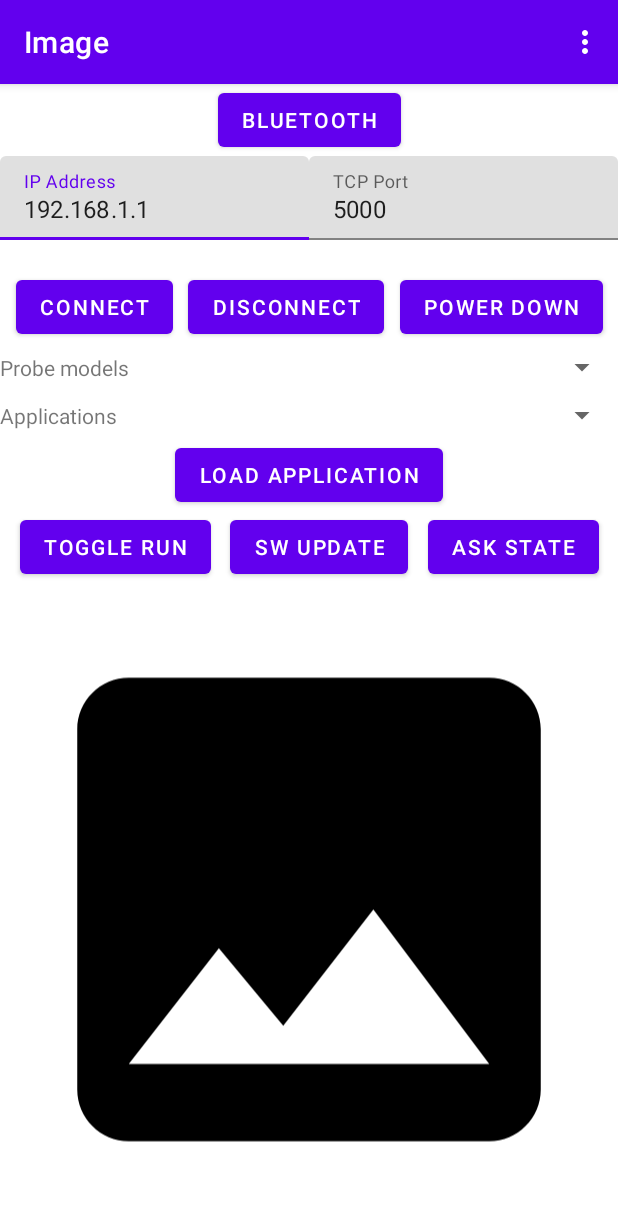
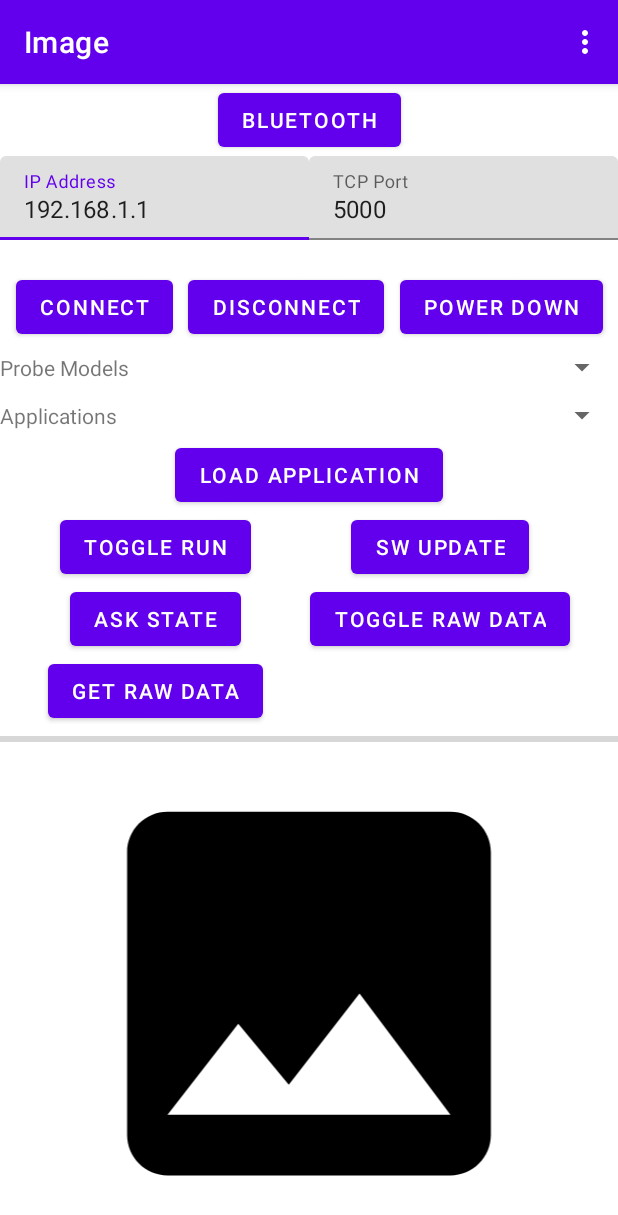
Before and after one commit to clariusdev/solum, an Android app: the screen it shows after launch (MainActivity), on a phone screen of 412 x 824 dp. Shown: the top 1215 px of the screen. Run offline under Robolectric (Android 15) with nearby library versions, the phone set to English and light mode, and no system bars; our stand-ins replace navigation-ui; 5 statements that could not run were skipped.

Commit message:
Demonstrate raw data download

```diff
--- a/android/src/examples/solum_android/app/src/main/java/me/clarius/sdk/solum/example/FirstFragment.java
+++ b/android/src/examples/solum_android/app/src/main/java/me/clarius/sdk/solum/example/FirstFragment.java
@@ -19,8 +19,10 @@ import androidx.navigation.fragment.NavHostFragment;
 
 import java.nio.ByteBuffer;
 import java.util.Optional;
+import java.util.StringJoiner;
 import java.util.concurrent.ExecutorService;
 import java.util.concurrent.Executors;
+import java.util.function.Consumer;
 
 import me.clarius.sdk.Button;
 import me.clarius.sdk.Connection;
@@ -50,6 +52,7 @@ public class FirstFragment extends Fragment {
     private FragmentFirstBinding binding;
     private Solum solum;
     private boolean isRunning = false;
+    private boolean isBuffering = false;
     private SolumViewModel viewModel;
     private WorkflowViewModel workflowViewModel;
     private ImageConverter imageConverter;
@@ -60,135 +63,39 @@ public class FirstFragment extends Fragment {
         }
 
         @Override
-        public void initializationResult(boolean result) {
-            Log.d(TAG, "Initialization result: " + result);
-            if (result) {
-                solum.setCertificate(getCertificate());
-                solum.getFirmwareVersion(Platform.HD, "asking FW version");
-                workflowViewModel.refreshProbes(executorService, solum);
-            }
-        }
-
-        @Override
-        public void swUpdateResult(SwUpdate result) {
-            Log.d(TAG, "SW update result: " + result);
-        }
-
-        @Override
-        public void swUpdateProgress(int percent) {
-            Log.d(TAG, "SW update progress: " + percent + "%");
-        }
-
-        @Override
         public void connectionResult(Connection result, int port, String status) {
             Log.d(TAG, "Connection result: " + result + ", port: " + port + ", status: " + status);
             if (result == Connection.ProbeConnected) {
-                Log.d(TAG, "Connected");
+                showMessage("Connected");
             } else if (result == Connection.SwUpdateRequired) {
-                Log.d(TAG, "Firmware update needed");
+                showMessage("Firmware update needed");
             } else {
-                Log.d(TAG, "Disconnected");
+                showMessage("Disconnected");
             }
         }
 
         @Override
         public void certInfo(int daysValid) {
-            Log.d(TAG, "Days valid for cert: " + daysValid);
+            showMessage("Days valid for cert: " + daysValid);
         }
 
         @Override
         public void imaging(ImagingState state, boolean imaging) {
-            Log.d(TAG, "Imaging state: " + state + " imaging? " + imaging);
+            showMessage("Imaging state: " + state + " imaging? " + imaging);
             isRunning = imaging;
         }
 
         @Override
         public void newProcessedImage(ByteBuffer buffer, ProcessedImageInfo info, PosInfo[] pos) {
-//            Log.d(TAG, "New processed image: " + Strings.fromProcessedImageInfo(info)
-//                    + " capacity = " + buffer.capacity() + " bytes");
             imageConverter.convertImage(buffer, info);
         }
 
         @Override
         public void newRawImageFn(ByteBuffer buffer, RawImageInfo info, PosInfo[] pos) {
-//            Log.d(TAG, "New raw image: " + Strings.fromRawImageInfo(info)
-//                    + " capacity = " + buffer.capacity() + " bytes");
         }
 
         @Override
         public void newSpectralImageFn(ByteBuffer buffer, SpectralImageInfo info) {
-            Log.d(TAG, "New raw image: " + Strings.fromSpectralImageInfo(info)
-                    + " capacity = " + buffer.capacity() + " bytes");
-        }
-
-        @Override
-        public void paramRetrieved(Optional<Double> maybeValue, Object user) {
-            Param param = (Param) user;
-            Log.d(TAG, "Retrieved param (" + param + "): " + maybeValue.orElse(-999.9));
-        }
-
-        @Override
-        public void rangeRetrieved(Optional<Range> maybeRange, Object user) {
-            Param param = (Param) user;
-            String msg;
-            msg = maybeRange.map(Strings::fromRange).orElse("<none>");
-            Log.d(TAG, "Retrieved range (" + param + "): " + msg);
-        }
-
-        @Override
-        public void tgcRetrieved(Optional<Tgc> maybeTgc, Object user) {
-            String msg = (String) user;
-            StringBuilder values = new StringBuilder();
-            if (maybeTgc.isPresent()) {
-                Tgc tgc = maybeTgc.get();
-                values.append("top: ").append(tgc.top).append(", mid: ").append(tgc.mid).append(", bottom: ").append(tgc.bottom);
-            }
-            Log.d(TAG, "Retrieved TGC (" + msg + "): " + values);
-        }
-
-        @Override
-        public void roiRetrieved(PointF[] points, Object user) {
-            String msg = (String) user;
-            StringBuilder values = new StringBuilder();
-            if (points != null) {
-                for (PointF p : points) {
-                    values.append("[").append(p.x).append(",").append(p.y).append("]");
-                }
-            }
-            Log.d(TAG, "Retrieved ROI (" + msg + "): " + values);
-        }
-
-        @Override
-        public void modeRetrieved(Optional<Mode> mode, Object user) {
-            String msg = (String) user;
-            String text = mode.map(Mode::toString).orElse("???");
-            Log.d(TAG, "Retrieved mode (" + msg + "): " + text);
-        }
-
-        @Override
-        public void firmwareVersionRetrieved(Optional<String> maybeVersion, Object user) {
-            String msg = (String) user;
-            Log.d(TAG, "Retrieved FW version (" + msg + "): " + maybeVersion.orElse("???"));
-        }
-
-        @Override
-        public void statusRetrieved(Optional<StatusInfo> maybeStatus, Object user) {
-            String msg = (String) user;
-            StringBuilder value = new StringBuilder();
-            if (maybeStatus.isPresent()) {
-                StatusInfo status = maybeStatus.get();
-                value.append("batt: ").append(status.battery).append(" temp: ").append(status.temperature)
-                        .append(" frameRate: ").append(status.frameRate)
-                        .append(" fan: ").append(status.fan).append(" charing: ").append(status.charger);
-            }
-            Log.d(TAG, "Retrieved status (" + msg + "): " + value);
-        }
-
-        @Override
-        public void probeInfoRetrieved(Optional<ProbeInfo> probeInfo, Object user) {
-            String msg = (String) user;
-            String text = probeInfo.map(Strings::fromProbeInfo).orElse("<none>");
-            Log.d(TAG, "Probe info retrieved (" + msg + "): " + text);
         }
 
         @Override
@@ -226,12 +133,23 @@ public class FirstFragment extends Fragment {
         viewModel.getProcessedImage().observe(getViewLifecycleOwner(), binding.imageView::setImageBitmap);
 
         solum = new Solum(requireContext(), solumListener);
-        solum.initialize(getCertDir());
+        solum.initialize(getCertDir(), new Solum.InitializationResult() {
+            @Override
+            public void accept(boolean connected) {
+                Log.d(TAG, "Initialization result: " + connected);
+                if (connected) {
+                    solum.setCertificate(getCertificate());
+                    solum.getFirmwareVersion(Platform.HD,
+                            maybeVersion -> showMessage("Retrieved FW version: " + maybeVersion.orElse("???")));
+                    workflowViewModel.refreshProbes(solum);
+                }
+            }
+        });
         solum.setProbeSettings(new ProbeSettings());
 
         workflowViewModel = new ViewModelProvider(requireActivity()).get(WorkflowViewModel.class);
         workflowViewModel.getSelectedProbe().observe(getViewLifecycleOwner(),
-                currentProbe -> workflowViewModel.refreshApplications(executorService, solum, currentProbe));
+                currentProbe -> workflowViewModel.refreshApplications(solum, currentProbe));
 
         imageConverter = new ImageConverter(executorService, new ImageCallback(viewModel.getProcessedImage()));
 
@@ -242,15 +160,69 @@ public class FirstFragment extends Fragment {
         binding.buttonDisconnect.setOnClickListener(v -> doDisconnect());
         binding.buttonRun.setOnClickListener(v -> toggleRun());
 
-        binding.buttonSwUpdate.setOnClickListener(v -> solum.updateSoftware());
+        binding.buttonSwUpdate.setOnClickListener(v -> doSwUpdate());
         binding.buttonAskState.setOnClickListener(v -> doAskState());
         binding.buttonPowerDown.setOnClickListener(v -> solum.powerDown());
         binding.buttonLoadApplication.setOnClickListener(v -> doLoadApplication());
+        binding.buttonToggleRawDataBuffering.setOnClickListener(v -> toggleBuffering());
+        binding.buttonGetRawData.setOnClickListener(v -> doRequestRawData());
+    }
+
+    private void doSwUpdate() {
+        solum.updateSoftware(
+                result -> showMessage("SW update result: " + result),
+                (progress, total) -> {
+                    binding.progressBar.setMax(total);
+                    binding.progressBar.setProgress(progress);
+                });
+    }
+
+    private class RawDataCallback {
+        void requestResult(int result) {
+            Log.d(TAG, "Raw data request: " + result);
+            if (result < 0) {
+                showError("Failed to request raw data (ensure buffering is enabled and probe is frozen)");
+            } else if (result == 0) {
+                showError("No raw data available");
+            } else {
+                solum.readRawData(this::retrieved, this::progress);
+            }
+        }
+
+        void retrieved(int result, ByteBuffer data) {
+            Log.d(TAG, "Raw data read: " + result);
+            if (result < 0) {
+                showError("Failed to read raw data (ensure buffering is enabled and probe is frozen)");
+            } else if (result == 0) {
+                showError("No raw data available");
+            } else {
+                showMessage("Raw data size: " + result + " bytes");
+            }
+        }
+
+        void progress(int progress, int total) {
+            binding.progressBar.setMax(total);
+            binding.progressBar.setProgress(progress);
+        }
+    }
+
+    private void doRequestRawData() {
+        final int start = 0;
+        final int end = 0;
+        RawDataCallback callback = new RawDataCallback();
+        solum.requestRawData(start, end, callback::requestResult);
+    }
+
+    private void toggleBuffering() {
+        boolean newState = !isBuffering;
+        showMessage("Toggling buffering to: " + newState);
+        isBuffering = newState;
+        solum.setParam(Param.RawBuffer, newState ? 1 : 0);
     }
 
     private void toggleRun() {
         boolean newState = !isRunning;
-        Log.d(TAG, "Toggling run to: " + newState);
+        showMessage("Toggling run to: " + newState);
         isRunning = newState;
         solum.run(newState);
     }
@@ -283,7 +255,7 @@ public class FirstFragment extends Fragment {
             binding.tcpPortLayout.setError("Invalid number");
             return;
         }
-        Log.d("Jle", "Connecting to " + ipAddress + ":" + tcpPort);
+        showMessage("Connecting to " + ipAddress + ":" + tcpPort);
         solum.connect(ipAddress, tcpPort);
     }
 
@@ -305,19 +277,29 @@ public class FirstFragment extends Fragment {
             showError("No application selected");
             return;
         }
-        Log.d(TAG, "Loading application '" + currentApplication + "' for probe " + currentProbe);
+        showMessage("Loading application '" + currentApplication + "' for probe " + currentProbe);
         solum.loadApplication(currentProbe, currentApplication);
     }
 
     private void doAskState() {
-        solum.getParam(Param.Gain, Param.Gain);
-        solum.getParam(Param.ImageDepth, Param.ImageDepth);
-        solum.getMode("asking mode");
-        solum.getTgc("asking TGC values");
-        solum.getRoi(6, "asking ROI");
-        solum.getStatus("asking status");
-        solum.getProbeInfo("asking probe info");
-        solum.getRange(Param.DynamicRange, Param.DynamicRange);
+        if (solum == null) {
+            return;
+        }
+        showMessage("Printing state in logcat");
+        solum.getParam(Param.Gain, result -> Log.d(TAG, "Gain: " + result.map(Object::toString).orElse("<none>")));
+        solum.getParam(Param.ImageDepth, result -> Log.d(TAG, "Depth: " + result.map(Object::toString).orElse("<none>")));
+        solum.getMode(result -> Log.d(TAG, "Mode: " + result.map(Mode::toString).orElse("<none>")));
+        solum.getTgc(result -> Log.d(TAG, "TGC: " + result.map(Strings::fromTgc).orElse("<none>")));
+        solum.getRoi(6, result -> Log.d(TAG, "ROI: " + Strings.fromPoints(result)));
+        solum.getStatus(result -> Log.d(TAG, "Status: " + result.map(Strings::fromStatusInfo).orElse("<none>")));
+        solum.getProbeInfo(result -> Log.d(TAG, "Probe Info: " + result.map(Strings::fromProbeInfo).orElse("<none>")));
+        solum.getRange(Param.DynamicRange, result -> Log.d(TAG, "Dynamic Range: " + result.map(Strings::fromRange).orElse("<none>")));
+    }
+
+    private void showMessage(CharSequence text) {
+        Log.d(TAG, (String) text);
+        Handler mainHandler = new Handler(Looper.getMainLooper());
+        mainHandler.post(() -> Toast.makeText(requireContext(), text, Toast.LENGTH_SHORT).show());
     }
 
     private void showError(CharSequence text) {
--- a/android/src/examples/solum_android/app/src/main/java/me/clarius/sdk/solum/example/WorkflowFragment.java
+++ b/android/src/examples/solum_android/app/src/main/java/me/clarius/sdk/solum/example/WorkflowFragment.java
@@ -69,7 +69,7 @@ public class WorkflowFragment extends Fragment {
                 new AdapterView.OnItemSelectedListener() {
                     @Override
                     public void onItemSelected(AdapterView<?> parent, View view, int position, long id) {
-                        String application = probeListAdapter.getItem(position);
+                        String application = applicationListAdapter.getItem(position);
                         viewModel.selectApplication(application);
                     }
 
--- a/android/src/examples/solum_android/app/src/main/java/me/clarius/sdk/solum/example/WorkflowViewModel.java
+++ b/android/src/examples/solum_android/app/src/main/java/me/clarius/sdk/solum/example/WorkflowViewModel.java
@@ -3,6 +3,7 @@ package me.clarius.sdk.solum.example;
 import androidx.lifecycle.MutableLiveData;
 import androidx.lifecycle.ViewModel;
 
+import java.util.Arrays;
 import java.util.List;
 import java.util.concurrent.Executor;
 
@@ -30,18 +31,12 @@ public class WorkflowViewModel extends ViewModel {
         return selectedProbe;
     }
 
-    public void refreshApplications(Executor executor, Solum solum, String probe) {
-        executor.execute(() -> {
-            List<String> applications = solum.getApplications(probe);
-            this.applications.postValue(applications);
-        });
+    public void refreshApplications(Solum solum, String probe) {
+        solum.getApplications(probe, result -> applications.postValue(Arrays.asList(result)));
     }
 
-    public void refreshProbes(Executor executor, Solum solum) {
-        executor.execute(() -> {
-            List<String> probes = solum.getProbes();
-            this.probes.postValue(probes);
-        });
+    public void refreshProbes(Solum solum) {
+        solum.getProbes(result -> probes.postValue(Arrays.asList(result)));
     }
 
     public void selectProbe(final String probe) {
--- a/android/src/examples/solum_android/app/src/main/res/layout/fragment_first.xml
+++ b/android/src/examples/solum_android/app/src/main/res/layout/fragment_first.xml
@@ -120,7 +120,7 @@
         android:id="@+id/control_layout"
         android:layout_width="match_parent"
         android:layout_height="wrap_content"
-        app:layout_constraintBottom_toTopOf="@id/image_view"
+        app:layout_constraintBottom_toTopOf="@id/progress_bar"
         app:layout_constraintEnd_toEndOf="parent"
         app:layout_constraintStart_toStartOf="parent"
         app:layout_constraintTop_toBottomOf="@id/workflow_fragment">
@@ -143,11 +143,23 @@
             android:layout_height="wrap_content"
             android:text="@string/ask_state" />
 
+        <Button
+            android:id="@+id/button_toggle_raw_data_buffering"
+            android:layout_width="wrap_content"
+            android:layout_height="wrap_content"
+            android:text="Toggle Raw Data" />
+
+        <Button
+            android:id="@+id/button_get_raw_data"
+            android:layout_width="wrap_content"
+            android:layout_height="wrap_content"
+            android:text="@string/get_raw_data" />
+
         <androidx.constraintlayout.helper.widget.Flow
             android:id="@+id/control_layout_flow"
             android:layout_width="match_parent"
             android:layout_height="wrap_content"
-            app:constraint_referenced_ids="button_run,button_sw_update,button_ask_state"
+            app:constraint_referenced_ids="button_run,button_sw_update,button_ask_state,button_toggle_raw_data_buffering,button_get_raw_data"
             app:flow_wrapMode="aligned"
             app:layout_constraintBottom_toBottomOf="parent"
             app:layout_constraintEnd_toEndOf="parent"
@@ -155,6 +167,16 @@
             app:layout_constraintTop_toTopOf="parent" />
 
     </androidx.constraintlayout.widget.ConstraintLayout>
+
+    <ProgressBar
+        android:id="@+id/progress_bar"
+        style="?android:attr/progressBarStyleHorizontal"
+        android:layout_width="match_parent"
+        android:layout_height="wrap_content"
+        app:layout_constraintBottom_toTopOf="@id/image_view"
+        app:layout_constraintEnd_toEndOf="parent"
+        app:layout_constraintStart_toStartOf="parent"
+        app:layout_constraintTop_toBottomOf="@+id/control_layout" />
 
     <ImageView
         android:id="@+id/image_view"
@@ -166,6 +188,6 @@
         app:layout_constraintBottom_toBottomOf="parent"
         app:layout_constraintEnd_toEndOf="parent"
         app:layout_constraintStart_toStartOf="parent"
-        app:layout_constraintTop_toBottomOf="@+id/control_layout" />
+        app:layout_constraintTop_toBottomOf="@+id/progress_bar" />
 
 </androidx.constraintlayout.widget.ConstraintLayout>
--- a/android/src/examples/solum_android/app/src/main/res/values/strings.xml
+++ b/android/src/examples/solum_android/app/src/main/res/values/strings.xml
@@ -12,15 +12,16 @@
     <string name="ip_address">IP Address</string>
     <string name="tcp_port">TCP Port</string>
     <string name="toggle_run">Toggle run</string>
-    <string name="sw_update">SW update</string>
+    <string name="sw_update">SW Update</string>
     <string name="ultrasound_image">Ultrasound Image</string>
     <string name="ask_state">Ask State</string>
     <string name="power_down">Power Down</string>
-    <string name="probe_models">Probe models</string>
+    <string name="probe_models">Probe Models</string>
     <string name="applications">Applications</string>
     <string name="default_ip_address">192.168.1.1</string>
     <string name="default_tcp_port">5000</string>
     <string name="load_application">Load Application</string>
     <string name="application_list_description">List of available applications</string>
     <string name="probe_list_description">List of available probes</string>
+    <string name="get_raw_data">Get Raw Data</string>
 </resources>
```
Also changed, not shown: android/src/examples/solum_android/app/src/main/java/me/clarius/sdk/solum/example/Strings.java (+37 -47 lines), android/src/examples/solum_android/app/src/main/res/layout/fragment_workflow.xml (line endings or trailing spaces).
